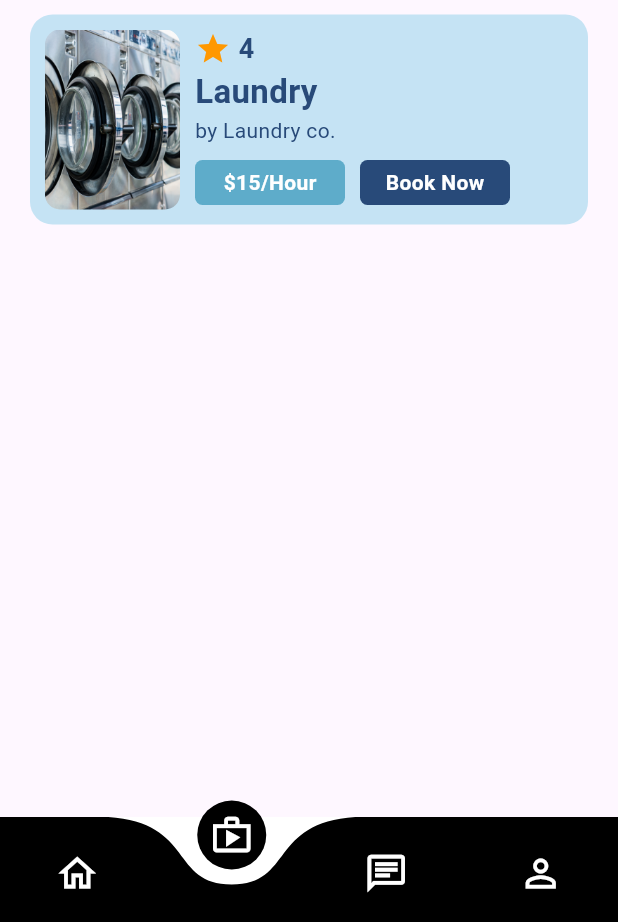
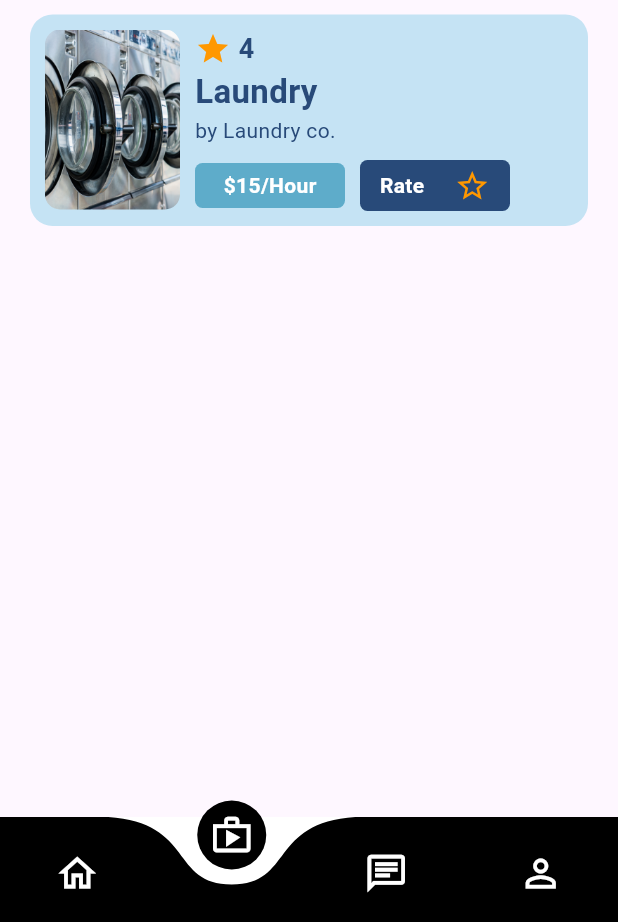
Before and after one commit to BartugKaan/Service-App-with-Flutter, a Flutter app: the screen it shows after launch, item 2 of the bottom bar chosen, on a phone screen of 412 x 824 dp, the part 314-1236 px from its top. Run offline on Flutter 3.47's test engine with Material 3 defaults, Android fonts, the phone set to English and light mode, and no system bars; drawn by our look-alikes of curved_navigation_bar.

Commit message:
add: implement OldServiceRow widget and update Order page to use it

```diff
--- a/lib/pages/order.dart
+++ b/lib/pages/order.dart
@@ -1,4 +1,5 @@
 import 'package:flutter/material.dart';
+import 'package:service_app/widgets/old_service.dart';
 import 'package:service_app/widgets/service_row_widget.dart';
 
 class Order extends StatefulWidget {
@@ -61,7 +62,7 @@ class _OrderState extends State<Order> {
               ),
             ),
             SizedBox(height: 10),
-            ServiceRow(
+            OldServiceRow(
                 serviceImage: "images/laundry.png",
                 serviceScore: "4",
                 serviceProvider: "by Laundry co.",
--- /dev/null
+++ b/lib/widgets/old_service.dart
@@ -0,0 +1,121 @@
+import 'package:flutter/material.dart';
+
+class OldServiceRow extends StatelessWidget {
+  final String serviceImage;
+  final String serviceName;
+  final String serviceScore;
+  final String serviceProvider;
+  final String servicePrice;
+  const OldServiceRow({
+    super.key,
+    required this.serviceImage,
+    required this.serviceScore,
+    required this.serviceProvider,
+    required this.servicePrice,
+    required this.serviceName,
+  });
+
+  @override
+  Widget build(BuildContext context) {
+    return Container(
+      padding: EdgeInsets.only(left: 10.0, top: 10.0, bottom: 10.0),
+      margin: EdgeInsets.only(left: 20.0, right: 20.0),
+      width: MediaQuery.of(context).size.width,
+      decoration: BoxDecoration(
+          color: Color.fromARGB(255, 197, 227, 244),
+          borderRadius: BorderRadius.circular(15)),
+      child: Row(
+        crossAxisAlignment: CrossAxisAlignment.start,
+        children: [
+          ClipRRect(
+            borderRadius: BorderRadius.circular(10),
+            child: Image.asset(
+              serviceImage,
+              width: 90,
+              height: 120,
+              fit: BoxFit.cover,
+            ),
+          ),
+          SizedBox(width: 10.0),
+          Column(
+            crossAxisAlignment: CrossAxisAlignment.start,
+            children: [
+              Row(
+                children: [
+                  Icon(
+                    Icons.star,
+                    color: Colors.orange,
+                  ),
+                  SizedBox(width: 5),
+                  Text(
+                    serviceScore,
+                    style: TextStyle(
+                        color: Color(0xff284a79),
+                        fontSize: 18.0,
+                        fontWeight: FontWeight.bold),
+                  ),
+                ],
+              ),
+              Text(
+                serviceName,
+                style: TextStyle(
+                    color: Color(0xff284a79),
+                    fontSize: 22.0,
+                    fontWeight: FontWeight.bold),
+              ),
+              Text(
+                serviceProvider,
+                style: TextStyle(color: Color(0xff284a79), fontSize: 14.0),
+              ),
+              SizedBox(height: 10.0),
+              Row(
+                mainAxisAlignment: MainAxisAlignment.spaceBetween,
+                children: [
+                  Container(
+                    width: 100,
+                    padding: EdgeInsets.all(5.0),
+                    decoration: BoxDecoration(
+                        color: Color.fromARGB(255, 94, 172, 202),
+                        borderRadius: BorderRadius.circular(5)),
+                    child: Center(
+                      child: Text(
+                        servicePrice,
+                        style: TextStyle(
+                            color: Colors.white,
+                            fontSize: 14.0,
+                            fontWeight: FontWeight.bold),
+                      ),
+                    ),
+                  ),
+                  SizedBox(width: 10),
+                  Container(
+                    width: 100,
+                    padding: EdgeInsets.all(5.0),
+                    decoration: BoxDecoration(
+                        color: Color(0xff284a79),
+                        borderRadius: BorderRadius.circular(5)),
+                    child: Row(
+                      mainAxisAlignment: MainAxisAlignment.spaceAround,
+                      children: [
+                        Center(
+                          child: Text(
+                            "Rate ",
+                            style: TextStyle(
+                                color: Colors.white,
+                                fontSize: 14.0,
+                                fontWeight: FontWeight.bold),
+                          ),
+                        ),
+                        Icon(Icons.star_outline, color: Colors.orange)
+                      ],
+                    ),
+                  )
+                ],
+              )
+            ],
+          )
+        ],
+      ),
+    );
+  }
+}
```
